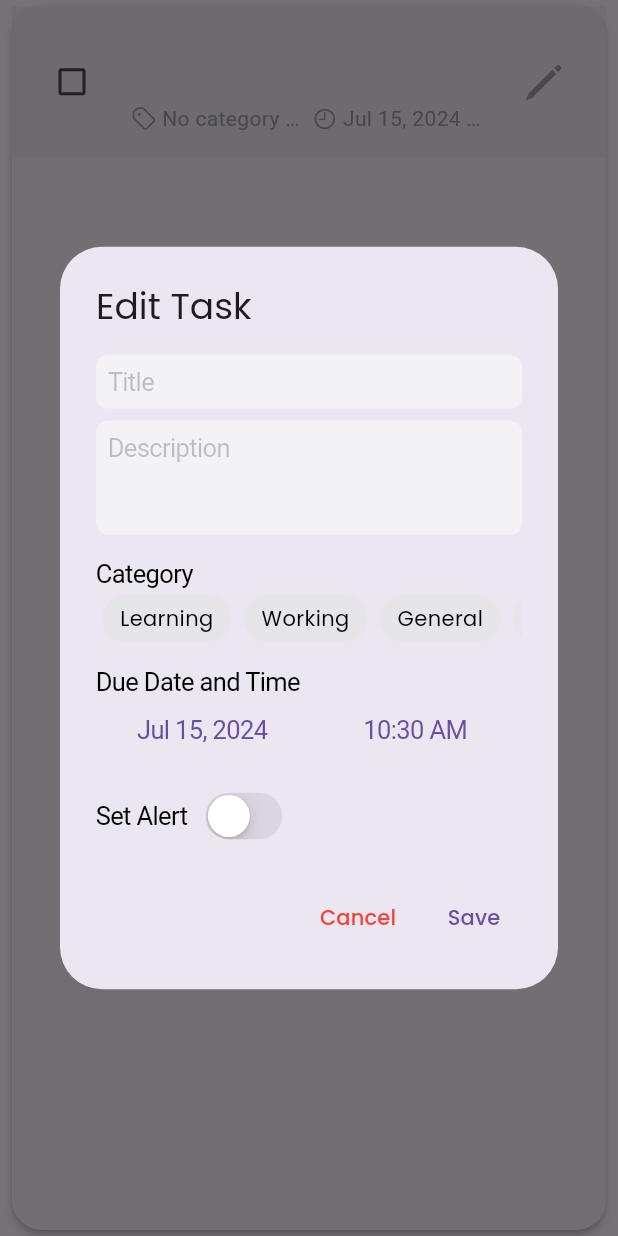
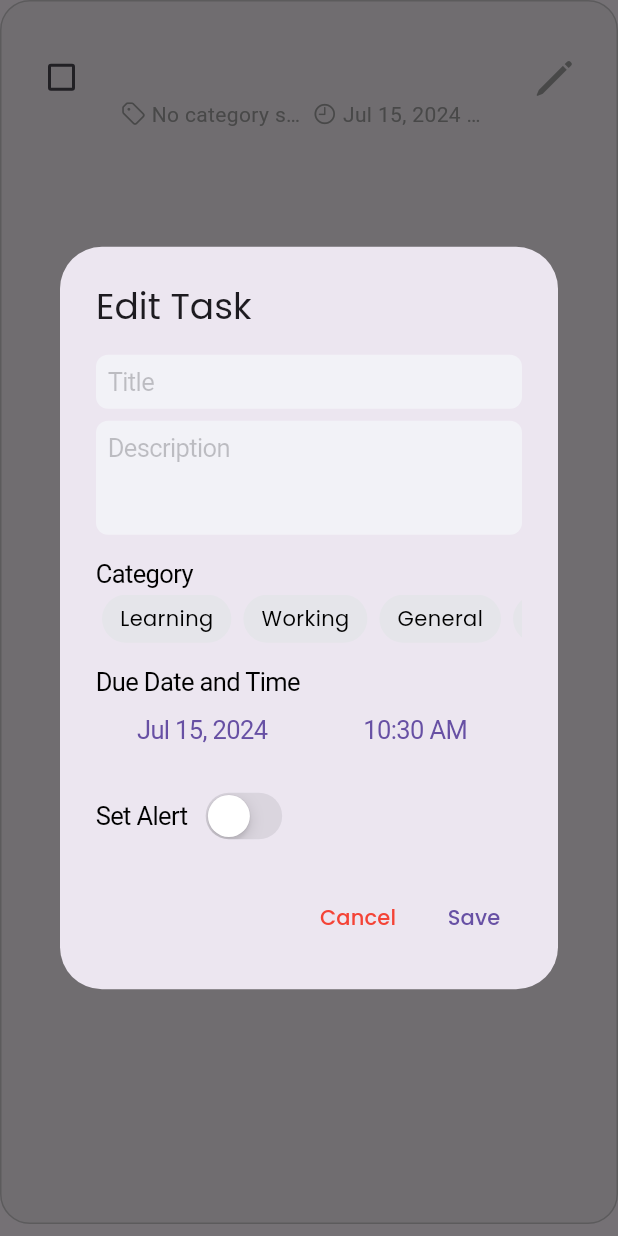
Before and after one commit to dcaayushd/CODSOFT_TODOList_App, a Flutter app: the TaskListItem widget shown alone on an empty page, opened directly with empty values, after a tap on an icon or button, on a phone screen of 412 x 824 dp. Run offline on Flutter 3.47's test engine with Material 3 defaults, Android fonts, the phone set to English and light mode, and no system bars; our stand-ins replace flutter_local_notifications, google_fonts, shared_preferences, timezone; accounts and stored records are empty.

Commit message:
Task List Item/Screen UI Updated

```diff
--- a/lib/screens/task_list_screen.dart
+++ b/lib/screens/task_list_screen.dart
@@ -286,7 +286,9 @@ class TaskListScreenState extends State<TaskListScreen> {
     }
 
     return ListView.builder(
-      padding: EdgeInsets.zero,
+      // padding: EdgeInsets.zero,
+      // padding: const EdgeInsets.symmetric(horizontal: 8, vertical: 4),
+      padding: const EdgeInsets.symmetric(horizontal: 8, vertical: 8),
       itemCount: tasks.length,
       itemBuilder: (context, index) {
         final task = tasks[index];
@@ -298,7 +300,7 @@ class TaskListScreenState extends State<TaskListScreen> {
           background: Container(
             decoration: BoxDecoration(
               color: Colors.red,
-              borderRadius: BorderRadius.circular(12),
+              borderRadius: BorderRadius.circular(20),
             ),
             alignment: Alignment.centerRight,
             padding: const EdgeInsets.only(right: 20),
@@ -320,7 +322,14 @@ class TaskListScreenState extends State<TaskListScreen> {
             duration: const Duration(seconds: 1),
             curve: Curves.easeInOut,
             color: isNewlyAdded ? Colors.yellow.withOpacity(0.3) : null,
-            child: TaskListItem(task: task, isFirstTask: index == 0),
+            child: Container(
+              margin: const EdgeInsets.symmetric(vertical: 2),
+              decoration: BoxDecoration(
+                color: isNewlyAdded ? Colors.yellow.withOpacity(0.3) : null,
+                borderRadius: BorderRadius.circular(20),
+              ),
+              child: TaskListItem(task: task, isFirstTask: index == 0),
+            ),
           ),
         );
       },
--- a/lib/widgets/task_list_item.dart
+++ b/lib/widgets/task_list_item.dart
@@ -70,8 +70,7 @@ class TaskListItem extends StatefulWidget {
                   },
                   onPinAnimationTrigger: () {
                     taskKey.currentState?.animatePinning();
-                },
-              ),
+                  }),
             ),
           ),
         ],
@@ -140,6 +139,12 @@ class TaskListItemState extends State<TaskListItem>
     });
   }
 
+  void animatePinning() {
+    _pinAnimationController.forward(from: 0).then((_) {
+      _pinAnimationController.reverse();
+    });
+  }
+
   Widget _buildAlertIcon() {
     final categoryColor = Utils.getCategoryColor(widget.task.category);
     if (widget.task.hasAlert && !widget.task.isCompleted) {
@@ -151,7 +156,11 @@ class TaskListItemState extends State<TaskListItem>
         child: Icon(
           CupertinoIcons.bell_fill,
           size: 20,
-          color: categoryColor,
+          color: _isBlinking
+              ? Theme.of(context).brightness == Brightness.dark
+                  ? Colors.white
+                  : Colors.black
+              : categoryColor,
         ),
       );
     } else {
@@ -159,17 +168,16 @@ class TaskListItemState extends State<TaskListItem>
     }
   }
 
-  void animatePinning() {
-    _pinAnimationController.forward(from: 0).then((_) {
-      _pinAnimationController.reverse();
-    });
-  }
-
   @override
   Widget build(BuildContext context) {
     final brightness = Theme.of(context).brightness;
     final isOverdue = this.isOverdue;
     final categoryColor = Utils.getCategoryColor(widget.task.category);
+    final isDarkMode = brightness == Brightness.dark;
+
+    final backgroundColor = isDarkMode
+        ? categoryColor.withOpacity(0.3)
+        : categoryColor.withOpacity(0.1);
 
     return GestureDetector(
       onLongPressStart: (details) {
@@ -188,19 +196,24 @@ class TaskListItemState extends State<TaskListItem>
       },
       child: AnimatedContainer(
         duration: const Duration(milliseconds: 200),
-        margin: EdgeInsets.only(top: _isShifted ? 50 : 0),
+        margin: EdgeInsets.only(
+          top: _isShifted ? 50 : 0,
+          bottom: 8,
+        ),
+        child: Container(
+          decoration: BoxDecoration(
+            borderRadius: BorderRadius.circular(20),
+            border: Border.all(
+              color: categoryColor.withOpacity(0.5),
+              width: 1,
+            ),
+            color: isOverdue && _isBlinking
+                ? categoryColor.withOpacity(0.2)
+                : backgroundColor,
+          ),
           child: Stack(
             children: [
-            Card(
-              elevation: 2,
-              shape: RoundedRectangleBorder(
-                borderRadius: BorderRadius.circular(20),
-              ),
-              margin: const EdgeInsets.symmetric(horizontal: 8, vertical: 4),
-              color: isOverdue && _isBlinking
-                  ? categoryColor.withOpacity(0.1)
-                  : null,
-              child: Column(
+              Column(
                 crossAxisAlignment: CrossAxisAlignment.start,
                 children: [
                   ListTile(
@@ -208,12 +221,15 @@ class TaskListItemState extends State<TaskListItem>
                       horizontal: 16,
                       vertical: isOverdue ? 0 : 8,
                     ),
-                    leading: Checkbox(
+                    leading: isOverdue
+                        ? _overdueCheckBox()
+                        : Checkbox(
                             value: widget.task.isCompleted,
                             onChanged: widget.task.isCompleted || isOverdue
                                 ? null
                                 : (bool? value) {
-                              Provider.of<TaskProvider>(context, listen: false)
+                                    Provider.of<TaskProvider>(context,
+                                            listen: false)
                                         .toggleTaskCompletion(widget.task.id);
                                   },
                             activeColor: categoryColor,
@@ -221,29 +237,30 @@ class TaskListItemState extends State<TaskListItem>
                           ),
                     title: isOverdue
                         ? Text(
-                            'Task not completed !',
+                            'Task not completed in Time!',
                             style: GoogleFonts.robotoSlab(
                               textStyle: TextStyle(
                                 color: Colors.red[500],
                                 fontWeight: FontWeight.bold,
-                                fontSize: 20,
+                                fontSize: 16,
                               ),
                             ),
                           )
                         : Text(
                             widget.task.title,
+                            overflow: TextOverflow.ellipsis,
                             style: GoogleFonts.roboto(
                               textStyle: TextStyle(
                                 decoration: widget.task.isCompleted
                                     ? TextDecoration.lineThrough
                                     : TextDecoration.none,
                                 decorationColor: widget.task.isCompleted
-                                    ? brightness == Brightness.light
                                     ? categoryColor.withOpacity(1)
-                                        : categoryColor.withOpacity(1)
                                     : null,
                                 decorationThickness: 3,
-                                color: categoryColor.withOpacity(1),
+                                // color: textColor,
+                                color: categoryColor,
+
                                 fontWeight: FontWeight.bold,
                               ),
                             ),
@@ -257,37 +274,38 @@ class TaskListItemState extends State<TaskListItem>
                                 children: [
                                   Text(
                                     widget.task.title,
+                                    overflow: TextOverflow.ellipsis,
                                     style: GoogleFonts.roboto(
                                       textStyle: TextStyle(
                                         decoration: widget.task.isCompleted
                                             ? TextDecoration.lineThrough
                                             : TextDecoration.none,
                                         decorationColor: widget.task.isCompleted
-                                            ? brightness == Brightness.light
                                             ? categoryColor.withOpacity(1)
-                                                : categoryColor.withOpacity(1)
                                             : null,
                                         decorationThickness: 3,
+                                        // color: textColor,
                                         color: _isBlinking
-                                            ? Theme.of(context).brightness ==
-                                                    Brightness.dark
+                                            ? isDarkMode
                                                 ? Colors.white
                                                 : Colors.black
-                                            : categoryColor.withOpacity(1),
+                                            : categoryColor,
+
                                         fontWeight: FontWeight.bold,
                                       ),
                                     ),
                                   ),
                                   Text(
                                     widget.task.description,
+                                    overflow: TextOverflow.ellipsis,
                                     style: GoogleFonts.roboto(
                                       textStyle: TextStyle(
+                                        // color: textColor,
                                         color: _isBlinking
-                                            ? Theme.of(context).brightness ==
-                                                    Brightness.dark
+                                            ? isDarkMode
                                                 ? Colors.white
                                                 : Colors.black
-                                            : categoryColor.withOpacity(1),
+                                            : categoryColor,
                                       ),
                                     ),
                                   ),
@@ -295,9 +313,14 @@ class TaskListItemState extends State<TaskListItem>
                               )
                             : Text(
                                 widget.task.description,
+                                overflow: TextOverflow.ellipsis,
                                 style: GoogleFonts.roboto(
                                   textStyle: TextStyle(
-                                    color: categoryColor.withOpacity(1),
+                                    color: _isBlinking
+                                        ? isDarkMode
+                                            ? Colors.white
+                                            : Colors.black
+                                        : categoryColor,
                                   ),
                                 ),
                               ),
@@ -307,12 +330,12 @@ class TaskListItemState extends State<TaskListItem>
                             Icon(
                               CupertinoIcons.tag,
                               size: 16,
+                              // color: textColor,
                               color: _isBlinking
-                                  ? Theme.of(context).brightness ==
-                                          Brightness.dark
+                                  ? isDarkMode
                                       ? Colors.white
                                       : Colors.black
-                                  : categoryColor.withOpacity(1),
+                                  : categoryColor,
                             ),
                             const SizedBox(width: 4),
                             Expanded(
@@ -323,12 +346,12 @@ class TaskListItemState extends State<TaskListItem>
                                 overflow: TextOverflow.ellipsis,
                                 style: GoogleFonts.roboto(
                                   textStyle: TextStyle(
+                                    // color: textColor,
                                     color: _isBlinking
-                                        ? Theme.of(context).brightness ==
-                                                Brightness.dark
+                                        ? isDarkMode
                                             ? Colors.white
                                             : Colors.black
-                                        : categoryColor.withOpacity(1),
+                                        : categoryColor,
                                   ),
                                 ),
                               ),
@@ -337,12 +360,12 @@ class TaskListItemState extends State<TaskListItem>
                             Icon(
                               CupertinoIcons.time,
                               size: 16,
+                              // color: textColor,
                               color: _isBlinking
-                                  ? Theme.of(context).brightness ==
-                                          Brightness.dark
+                                  ? isDarkMode
                                       ? Colors.white
                                       : Colors.black
-                                  : categoryColor.withOpacity(1),
+                                  : categoryColor,
                             ),
                             const SizedBox(width: 4),
                             Expanded(
@@ -354,12 +377,12 @@ class TaskListItemState extends State<TaskListItem>
                                 overflow: TextOverflow.ellipsis,
                                 style: GoogleFonts.roboto(
                                   textStyle: TextStyle(
+                                    // color: textColor,
                                     color: _isBlinking
-                                        ? Theme.of(context).brightness ==
-                                                Brightness.dark
+                                        ? isDarkMode
                                             ? Colors.white
                                             : Colors.black
-                                        : categoryColor.withOpacity(1),
+                                        : categoryColor,
                                   ),
                                 ),
                               ),
@@ -374,9 +397,9 @@ class TaskListItemState extends State<TaskListItem>
                             icon: Icon(
                               CupertinoIcons.pencil,
                               size: 35,
+                              // color: textColor,
                               color: _isBlinking
-                                  ? Theme.of(context).brightness ==
-                                          Brightness.dark
+                                  ? isDarkMode
                                       ? Colors.white
                                       : Colors.black
                                   : categoryColor,
@@ -389,12 +412,8 @@ class TaskListItemState extends State<TaskListItem>
                               );
                             },
                           ),
-                    tileColor: isOverdue
-                        ? categoryColor.withOpacity(0.1)
-                        : categoryColor.withOpacity(0.1),
                   ),
                 ],
-              ),
               ),
               if (widget.task.isPinned && !widget.task.isCompleted)
                 Positioned(
@@ -414,9 +433,9 @@ class TaskListItemState extends State<TaskListItem>
                             opacity: 1.0 - (_pinAnimation.value * 0.3),
                             child: Icon(
                               CupertinoIcons.pin_fill,
+                              // color: textColor,
                               color: _isBlinking
-                                ? Theme.of(context).brightness ==
-                                        Brightness.dark
+                                  ? isDarkMode
                                       ? Colors.white
                                       : Colors.black
                                   : categoryColor,
@@ -436,6 +455,37 @@ class TaskListItemState extends State<TaskListItem>
             ],
           ),
         ),
+      ),
+    );
+  }
+
+  Widget _overdueCheckBox() {
+    return Container(
+      width: 24.0,
+      height: 24.0,
+      decoration: BoxDecoration(
+        shape: BoxShape.rectangle,
+        borderRadius: BorderRadius.circular(4.0),
+        border: Border.all(
+          color: _isBlinking
+              ? Theme.of(context).brightness == Brightness.dark
+                  ? Colors.white
+                  : Colors.black
+              : Colors.red,
+          width: 2.0,
+        ),
+      ),
+      child: Center(
+        child: Icon(
+          Icons.close,
+          color: _isBlinking
+              ? Theme.of(context).brightness == Brightness.dark
+                  ? Colors.white
+                  : Colors.black
+              : Colors.red,
+          size: 20.0,
+        ),
+      ),
     );
   }
 }
```
Lines whose indentation alone changed are shown as unchanged.
